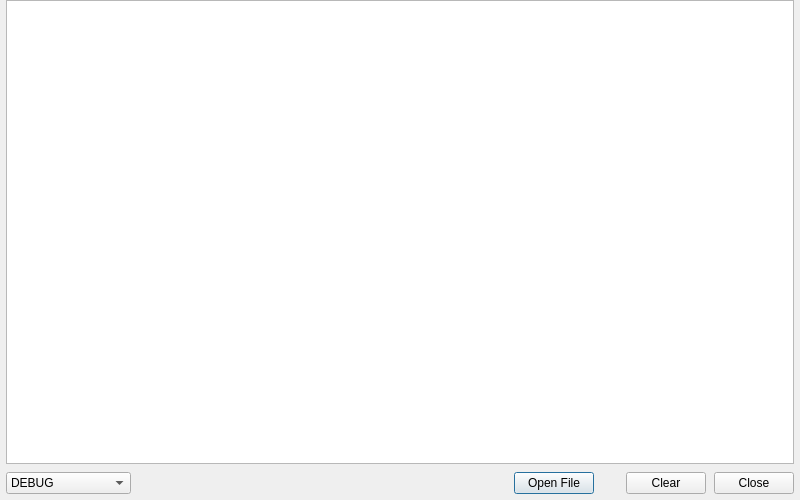
This is src/forms/logviewer.ui in Hale-Software/Vura as Qt 5 draws it before an edit. The edited form follows.
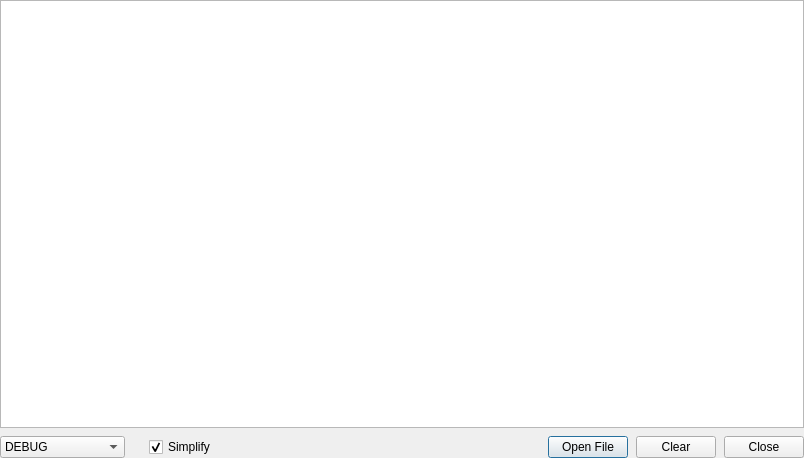
This is the edited form.

The edit to the form file:
```diff
--- a/src/forms/logviewer.ui
+++ b/src/forms/logviewer.ui
@@ -6,8 +6,8 @@
    <rect>
     <x>0</x>
     <y>0</y>
-    <width>800</width>
-    <height>500</height>
+    <width>804</width>
+    <height>458</height>
    </rect>
   </property>
   <property name="windowTitle">
@@ -18,41 +18,22 @@
     <number>8</number>
    </property>
    <property name="leftMargin">
-    <number>6</number>
+    <number>0</number>
    </property>
    <property name="topMargin">
     <number>0</number>
    </property>
    <property name="rightMargin">
-    <number>6</number>
+    <number>0</number>
    </property>
    <property name="bottomMargin">
     <number>0</number>
    </property>
    <item>
-    <widget class="QTableView" name="logTable">
-     <attribute name="horizontalHeaderCascadingSectionResizes">
-      <bool>false</bool>
-     </attribute>
-     <attribute name="horizontalHeaderStretchLastSection">
-      <bool>true</bool>
-     </attribute>
-     <attribute name="verticalHeaderVisible">
-      <bool>false</bool>
-     </attribute>
-    </widget>
+    <widget class="QTextBrowser" name="textArea"/>
    </item>
    <item>
     <layout class="QHBoxLayout" name="horizontalLayout">
-     <property name="leftMargin">
-      <number>0</number>
-     </property>
-     <property name="rightMargin">
-      <number>0</number>
-     </property>
-     <property name="bottomMargin">
-      <number>6</number>
-     </property>
      <item>
       <widget class="QComboBox" name="verbosityComboBox">
        <property name="minimumSize">
@@ -93,6 +74,32 @@
        </item>
       </widget>
      </item>
+     <item>
+      <spacer name="horizontalSpacer_2">
+       <property name="orientation">
+        <enum>Qt::Orientation::Horizontal</enum>
+       </property>
+       <property name="sizeType">
+        <enum>QSizePolicy::Policy::Fixed</enum>
+       </property>
+       <property name="sizeHint" stdset="0">
+        <size>
+         <width>16</width>
+         <height>20</height>
+        </size>
+       </property>
+      </spacer>
+     </item>
+     <item>
+      <widget class="QCheckBox" name="simplify">
+       <property name="text">
+        <string>Simplify</string>
+       </property>
+       <property name="checked">
+        <bool>true</bool>
+       </property>
+      </widget>
+     </item>
      <item>
       <spacer name="horizontalSpacer">
        <property name="orientation">
@@ -116,22 +123,6 @@
        </property>
       </widget>
      </item>
-     <item>
-      <spacer name="horizontalSpacer_2">
-       <property name="orientation">
-        <enum>Qt::Orientation::Horizontal</enum>
-       </property>
-       <property name="sizeType">
-        <enum>QSizePolicy::Policy::Fixed</enum>
-       </property>
-       <property name="sizeHint" stdset="0">
-        <size>
-         <width>24</width>
-         <height>20</height>
-        </size>
-       </property>
-      </spacer>
-     </item>
      <item>
       <widget class="QPushButton" name="clearButton">
        <property name="text">
```
